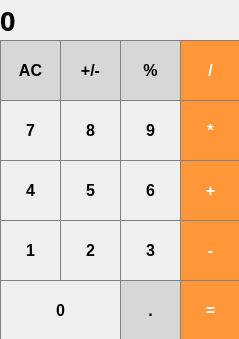
Above: calculator/mainwindow.ui from desolationGol/calc before the change. Below: the same form after it.
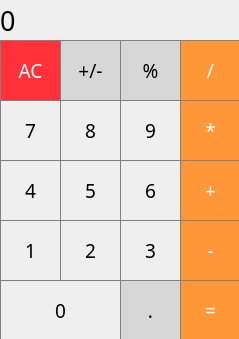
That is the form after the change.

The edit to the form file:
```diff
--- a/calculator/mainwindow.ui
+++ b/calculator/mainwindow.ui
@@ -25,16 +25,19 @@
     </property>
     <property name="font">
      <font>
-      <pointsize>12</pointsize>
-      <weight>75</weight>
-      <bold>true</bold>
+      <family>Pixel Cyr</family>
+      <pointsize>14</pointsize>
+      <weight>50</weight>
+      <bold>false</bold>
      </font>
     </property>
     <property name="styleSheet">
      <string notr="true">QPushButton {
-  background-color: rgb(215, 215, 215);
+  background-color: rgb(255, 50, 57);
+  color: white; 
   border: 1px solid gray;
 }
+
 QPushButton:pressed {
     background-color: qlineargradient(x1: 0, y1: 0, x2: 0, y2: 1,
                                       stop: 0 #BEBEBE, stop: 1 #D7D7D7);
@@ -55,9 +58,10 @@
     </property>
     <property name="font">
      <font>
-      <pointsize>12</pointsize>
-      <weight>75</weight>
-      <bold>true</bold>
+      <family>Pixel Cyr</family>
+      <pointsize>14</pointsize>
+      <weight>50</weight>
+      <bold>false</bold>
      </font>
     </property>
     <property name="styleSheet">
@@ -85,9 +89,10 @@
     </property>
     <property name="font">
      <font>
-      <pointsize>12</pointsize>
-      <weight>75</weight>
-      <bold>true</bold>
+      <family>Pixel Cyr</family>
+      <pointsize>14</pointsize>
+      <weight>50</weight>
+      <bold>false</bold>
      </font>
     </property>
     <property name="styleSheet">
@@ -115,9 +120,10 @@
     </property>
     <property name="font">
      <font>
-      <pointsize>12</pointsize>
-      <weight>75</weight>
-      <bold>true</bold>
+      <family>Pixel Cyr</family>
+      <pointsize>14</pointsize>
+      <weight>50</weight>
+      <bold>false</bold>
      </font>
     </property>
     <property name="styleSheet">
@@ -147,9 +153,10 @@
     </property>
     <property name="font">
      <font>
-      <pointsize>12</pointsize>
-      <weight>75</weight>
-      <bold>true</bold>
+      <family>Pixel Cyr</family>
+      <pointsize>14</pointsize>
+      <weight>50</weight>
+      <bold>false</bold>
      </font>
     </property>
     <property name="styleSheet">
@@ -176,9 +183,10 @@
     </property>
     <property name="font">
      <font>
-      <pointsize>12</pointsize>
-      <weight>75</weight>
-      <bold>true</bold>
+      <family>Pixel Cyr</family>
+      <pointsize>14</pointsize>
+      <weight>50</weight>
+      <bold>false</bold>
      </font>
     </property>
     <property name="styleSheet">
@@ -205,9 +213,10 @@
     </property>
     <property name="font">
      <font>
-      <pointsize>12</pointsize>
-      <weight>75</weight>
-      <bold>true</bold>
+      <family>Pixel Cyr</family>
+      <pointsize>14</pointsize>
+      <weight>50</weight>
+      <bold>false</bold>
      </font>
     </property>
     <property name="styleSheet">
@@ -237,9 +246,10 @@
     </property>
     <property name="font">
      <font>
-      <pointsize>12</pointsize>
-      <weight>75</weight>
-      <bold>true</bold>
+      <family>Pixel Cyr</family>
+      <pointsize>14</pointsize>
+      <weight>50</weight>
+      <bold>false</bold>
      </font>
     </property>
     <property name="styleSheet">
@@ -266,9 +276,10 @@
     </property>
     <property name="font">
      <font>
-      <pointsize>12</pointsize>
-      <weight>75</weight>
-      <bold>true</bold>
+      <family>Pixel Cyr</family>
+      <pointsize>14</pointsize>
+      <weight>50</weight>
+      <bold>false</bold>
      </font>
     </property>
     <property name="styleSheet">
@@ -295,9 +306,10 @@
     </property>
     <property name="font">
      <font>
-      <pointsize>12</pointsize>
-      <weight>75</weight>
-      <bold>true</bold>
+      <family>Pixel Cyr</family>
+      <pointsize>14</pointsize>
+      <weight>50</weight>
+      <bold>false</bold>
      </font>
     </property>
     <property name="styleSheet">
@@ -324,9 +336,10 @@
     </property>
     <property name="font">
      <font>
-      <pointsize>12</pointsize>
-      <weight>75</weight>
-      <bold>true</bold>
+      <family>Pixel Cyr</family>
+      <pointsize>14</pointsize>
+      <weight>50</weight>
+      <bold>false</bold>
      </font>
     </property>
     <property name="styleSheet">
@@ -356,9 +369,10 @@
     </property>
     <property name="font">
      <font>
-      <pointsize>12</pointsize>
-      <weight>75</weight>
-      <bold>true</bold>
+      <family>Pixel Cyr</family>
+      <pointsize>14</pointsize>
+      <weight>50</weight>
+      <bold>false</bold>
      </font>
     </property>
     <property name="styleSheet">
@@ -385,9 +399,10 @@
     </property>
     <property name="font">
      <font>
-      <pointsize>12</pointsize>
-      <weight>75</weight>
-      <bold>true</bold>
+      <family>Pixel Cyr</family>
+      <pointsize>14</pointsize>
+      <weight>50</weight>
+      <bold>false</bold>
      </font>
     </property>
     <property name="styleSheet">
@@ -414,9 +429,10 @@
     </property>
     <property name="font">
      <font>
-      <pointsize>12</pointsize>
-      <weight>75</weight>
-      <bold>true</bold>
+      <family>Pixel Cyr</family>
+      <pointsize>14</pointsize>
+      <weight>50</weight>
+      <bold>false</bold>
      </font>
     </property>
     <property name="styleSheet">
@@ -444,9 +460,10 @@
     </property>
     <property name="font">
      <font>
-      <pointsize>12</pointsize>
-      <weight>75</weight>
-      <bold>true</bold>
+      <family>Pixel Cyr</family>
+      <pointsize>14</pointsize>
+      <weight>50</weight>
+      <bold>false</bold>
      </font>
     </property>
     <property name="styleSheet">
@@ -476,9 +493,10 @@
     </property>
     <property name="font">
      <font>
-      <pointsize>12</pointsize>
-      <weight>75</weight>
-      <bold>true</bold>
+      <family>Pixel Cyr</family>
+      <pointsize>14</pointsize>
+      <weight>50</weight>
+      <bold>false</bold>
      </font>
     </property>
     <property name="styleSheet">
@@ -505,9 +523,10 @@
     </property>
     <property name="font">
      <font>
-      <pointsize>12</pointsize>
-      <weight>75</weight>
-      <bold>true</bold>
+      <family>Pixel Cyr</family>
+      <pointsize>14</pointsize>
+      <weight>50</weight>
+      <bold>false</bold>
      </font>
     </property>
     <property name="styleSheet">
@@ -534,9 +553,10 @@
     </property>
     <property name="font">
      <font>
-      <pointsize>12</pointsize>
-      <weight>75</weight>
-      <bold>true</bold>
+      <family>Pixel Cyr</family>
+      <pointsize>14</pointsize>
+      <weight>50</weight>
+      <bold>false</bold>
      </font>
     </property>
     <property name="styleSheet">
@@ -566,9 +586,10 @@
     </property>
     <property name="font">
      <font>
-      <pointsize>12</pointsize>
-      <weight>75</weight>
-      <bold>true</bold>
+      <family>Pixel Cyr</family>
+      <pointsize>14</pointsize>
+      <weight>50</weight>
+      <bold>false</bold>
      </font>
     </property>
     <property name="styleSheet">
@@ -595,10 +616,10 @@
     </property>
     <property name="font">
      <font>
-      <family>Onyx</family>
+      <family>Pixel Cyr</family>
       <pointsize>20</pointsize>
-      <weight>75</weight>
-      <bold>true</bold>
+      <weight>50</weight>
+      <bold>false</bold>
      </font>
     </property>
     <property name="styleSheet">
```
Left out of the diff: 2 changed lines with no effect on the pictures.
